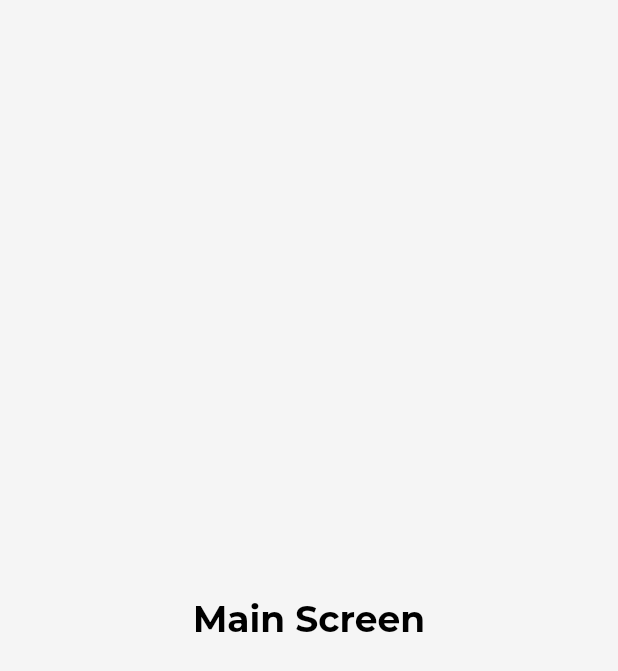
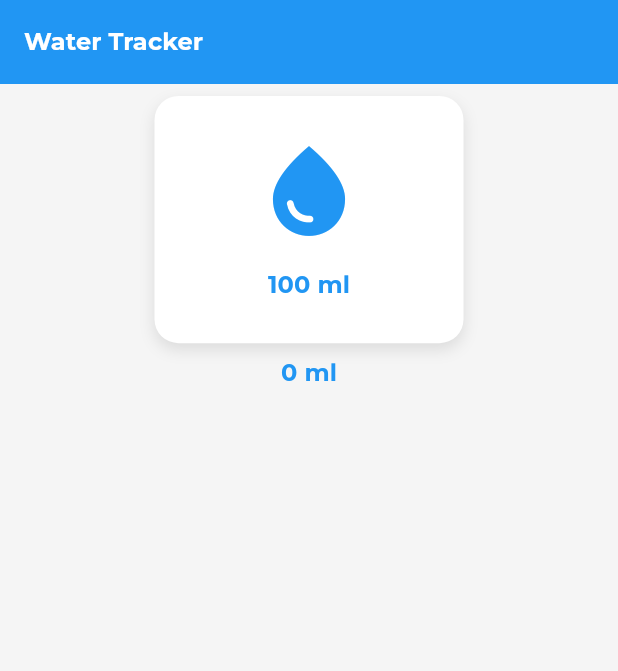
Before and after one commit to CowboyGH/water_tracker, a Flutter app: the screen it shows after launch, on a phone screen of 412 x 824 dp. Shown: the top 671 px of the screen. Run offline on Flutter 3.47's test engine with Material 3 defaults, Android fonts, the phone set to English and light mode, and no system bars; our stand-ins replace get_it, go_router, google_fonts, shared_preferences.

Commit message:
add: implement add-water function to the app
- Changed the main function to initialize dependency injection and preferences service
- Added setupDI function to register repositories and services
- Removed the old main screen implementation and updated routing to the new main screen location

This commit improves the app's architecture by integrating dependency injection and cleaning up unused code.

```diff
--- a/lib/di/di.dart
+++ b/lib/di/di.dart
@@ -1,3 +1,11 @@
 import 'package:get_it/get_it.dart';
+import 'package:water_tracker/features/main/data/repositories/abstract_main_repository.dart';
+import 'package:water_tracker/features/main/data/repositories/main_repositroy_impl.dart';
+import 'package:water_tracker/services/preferences_service.dart';
 
 final di = GetIt.instance;
+
+void setupDI() {
+  di.registerLazySingleton<AbstractMainRepository>(() => MainRepositroyImpl());
+  di.registerLazySingleton<PreferencesService>(() => PreferencesService());
+}
--- /dev/null
+++ b/lib/features/main/data/models/water_amount.dart
@@ -0,0 +1,8 @@
+import 'package:flutter/material.dart';
+
+class WaterAmount {
+  final int amount;
+  final IconData icon;
+
+  WaterAmount({required this.amount, required this.icon});
+}
--- /dev/null
+++ b/lib/features/main/data/repositories/abstract_main_repository.dart
@@ -0,0 +1,5 @@
+import 'package:water_tracker/features/main/data/models/water_amount.dart';
+
+abstract class AbstractMainRepository {
+  Future<List<WaterAmount>> loadWaterAmounts();
+}
--- /dev/null
+++ b/lib/features/main/data/repositories/main_repositroy_impl.dart
@@ -0,0 +1,14 @@
+import 'package:flutter/material.dart';
+import 'package:water_tracker/features/main/data/repositories/abstract_main_repository.dart';
+import 'package:water_tracker/features/main/data/models/water_amount.dart';
+
+class MainRepositroyImpl implements AbstractMainRepository {
+  @override
+  Future<List<WaterAmount>> loadWaterAmounts() async {
+    return [
+      WaterAmount(amount: 100, icon: Icons.water_drop),
+      WaterAmount(amount: 250, icon: Icons.coffee),
+      WaterAmount(amount: 500, icon: Icons.local_drink),
+    ];
+  }
+}
--- /dev/null
+++ b/lib/features/main/presentation/main_screen.dart
@@ -0,0 +1,91 @@
+import 'package:flutter/material.dart';
+import 'package:water_tracker/di/di.dart';
+import 'package:water_tracker/features/main/data/models/water_amount.dart';
+import 'package:water_tracker/features/main/data/repositories/abstract_main_repository.dart';
+import 'package:water_tracker/features/main/presentation/widgets/water_variant.dart';
+import 'package:water_tracker/services/preferences_service.dart';
+
+class MainScreen extends StatefulWidget {
+  const MainScreen({super.key});
+
+  @override
+  State<MainScreen> createState() => _MainScreenState();
+}
+
+class _MainScreenState extends State<MainScreen> {
+  List<WaterAmount> waterAmounts = [];
+  int totalAmount = 0;
+
+  @override
+  void initState() {
+    super.initState();
+    _loadWaterAmounts();
+  }
+
+  Future<void> _loadWaterAmounts() async {
+    waterAmounts = await di<AbstractMainRepository>().loadWaterAmounts();
+    totalAmount = di<PreferencesService>().getWaterAmount();
+    setState(() {});
+  }
+
+  void _onWaterAmountTap(int index) {
+    setState(() {
+      totalAmount += waterAmounts[index].amount;
+      di<PreferencesService>().saveWaterAmount(totalAmount);
+    });
+  }
+
+  @override
+  Widget build(BuildContext context) {
+    final theme = Theme.of(context);
+    final size = MediaQuery.sizeOf(context);
+    return Scaffold(
+      appBar: AppBar(
+        backgroundColor: theme.colorScheme.primary,
+        title: Text(
+          'Water Tracker',
+          style: theme.textTheme.labelLarge
+              ?.copyWith(color: theme.colorScheme.onPrimary),
+          textAlign: TextAlign.center,
+        ),
+      ),
+      body: Column(
+        children: [
+          Center(
+            child: Container(
+              height: size.height * 0.2,
+              width: size.width * 0.5,
+              margin: const EdgeInsets.symmetric(horizontal: 16, vertical: 8),
+              decoration: BoxDecoration(
+                color: theme.colorScheme.surface,
+                borderRadius: BorderRadius.circular(16),
+                boxShadow: [
+                  BoxShadow(
+                    color: theme.colorScheme.shadow.withOpacity(0.1),
+                    blurRadius: 8,
+                    offset: const Offset(0, 4),
+                  ),
+                ],
+              ),
+              child: PageView.builder(
+                itemCount: waterAmounts.length,
+                physics: const BouncingScrollPhysics(),
+                itemBuilder: (context, index) => GestureDetector(
+                    onTap: () => _onWaterAmountTap(index),
+                    child: Container(
+                        color: Colors.transparent,
+                        child: WaterVariant(waterAmount: waterAmounts[index]))),
+              ),
+            ),
+          ),
+          Text(
+            '$totalAmount ml',
+            style: theme.textTheme.labelLarge?.copyWith(
+              color: theme.colorScheme.primary,
+            ),
+          )
+        ],
+      ),
+    );
+  }
+}
--- /dev/null
+++ b/lib/features/main/presentation/widgets/water_variant.dart
@@ -0,0 +1,29 @@
+import 'package:flutter/material.dart';
+import 'package:water_tracker/features/main/data/models/water_amount.dart';
+
+class WaterVariant extends StatelessWidget {
+  final WaterAmount waterAmount;
+  const WaterVariant({super.key, required this.waterAmount});
+
+  @override
+  Widget build(BuildContext context) {
+    final theme = Theme.of(context);
+    return Column(
+      mainAxisAlignment: MainAxisAlignment.center,
+      children: [
+        Icon(
+          waterAmount.icon,
+          size: 72,
+          color: theme.colorScheme.primary,
+        ),
+        const SizedBox(height: 15),
+        Text(
+          '${waterAmount.amount} ml',
+          style: theme.textTheme.labelLarge?.copyWith(
+            color: theme.colorScheme.primary,
+          ),
+        ),
+      ],
+    );
+  }
+}
--- a/lib/features/main_screen.dart
+++ /dev/null
@@ -1,27 +0,0 @@
-import 'package:flutter/material.dart';
-
-class MainScreen extends StatefulWidget {
-  const MainScreen({super.key});
-
-  @override
-  State<MainScreen> createState() => _MainScreenState();
-}
-
-class _MainScreenState extends State<MainScreen> {
-  @override
-  Widget build(BuildContext context) {
-    return Scaffold(
-      body: Column(
-        mainAxisAlignment: MainAxisAlignment.center,
-        children: [
-          Center(
-            child: Text(
-              'Main Screen',
-              style: Theme.of(context).textTheme.titleLarge,
-            ),
-          ),
-        ],
-      ),
-    );
-  }
-}
--- a/lib/main.dart
+++ b/lib/main.dart
@@ -1,9 +1,17 @@
 import 'package:flutter/material.dart';
+import 'package:water_tracker/di/di.dart';
 import 'package:water_tracker/router/route.dart';
+import 'package:water_tracker/services/preferences_service.dart';
 import 'package:water_tracker/theme/theme.dart';
 
-void main() {
-  runApp(const WaterTrackerApp());
+void main() async {
+  WidgetsFlutterBinding.ensureInitialized();
+
+  setupDI();
+  final prefs = di<PreferencesService>();
+  await prefs.init();
+
+  runApp(WaterTrackerApp());
 }
 
 class WaterTrackerApp extends StatelessWidget {
--- a/lib/router/route.dart
+++ b/lib/router/route.dart
@@ -1,5 +1,5 @@
 import 'package:go_router/go_router.dart';
-import 'package:water_tracker/features/main_screen.dart';
+import 'package:water_tracker/features/main/presentation/main_screen.dart';
 
 final router = GoRouter(
   initialLocation: '/',
--- /dev/null
+++ b/lib/services/preferences_service.dart
@@ -0,0 +1,19 @@
+import 'package:shared_preferences/shared_preferences.dart';
+
+class PreferencesService {
+  static const String _waterAmountKey = 'water_amount';
+
+  late SharedPreferences _preferences;
+
+  Future<void> init() async {
+    _preferences = await SharedPreferences.getInstance();
+  }
+
+  Future<void> saveWaterAmount(int amount) async {
+    await _preferences.setInt(_waterAmountKey, amount);
+  }
+
+  int getWaterAmount() {
+    return _preferences.getInt(_waterAmountKey) ?? 0;
+  }
+}
```
